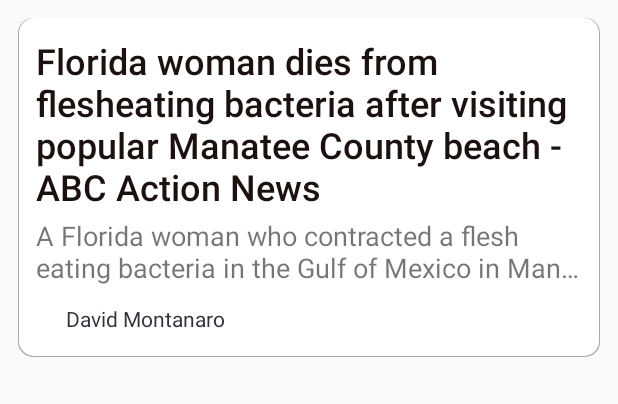
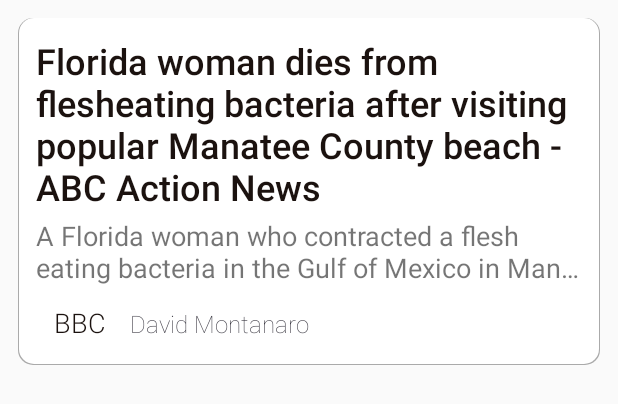
Before and after one commit to MostafaSolimanMO/News-App, an Android app: the layout news_list_item.xml on its own in the app's theme, with its tools: preview values and no code run, on a phone screen of 412 x 824 dp. Shown: the top 404 px of the screen. Run offline under Robolectric (Android 15) with nearby library versions, the phone set to English and light mode, and no system bars.

```diff
--- a/app/src/main/res/layout/news_list_item.xml
+++ b/app/src/main/res/layout/news_list_item.xml
@@ -39,13 +39,23 @@
         android:padding="4dp">
 
         <TextView
+            android:id="@+id/source"
+            android:layout_width="wrap_content"
+            android:layout_height="wrap_content"
+            android:layout_marginLeft="8dp"
+            android:fontFamily="sans-serif-light"
+            android:textColor="@color/Black"
+            android:textSize="18dp"
+            tools:text="BBC" />
+        <TextView
             android:id="@+id/author"
             android:layout_width="wrap_content"
             android:layout_height="wrap_content"
             android:layout_marginLeft="16dp"
-            android:fontFamily="medium"
+            android:fontFamily="sans-serif-thin"
             android:textColor="#33313b"
-            android:textSize="14dp"
+            android:maxLines="1"
+            android:textSize="16dp"
             tools:text="David Montanaro" />
 
     </LinearLayout>
```
Also changed, not shown: app/src/main/java/com/example/daii/udacitynewsapp/NewsAdapter.java (+13 -4 lines).
